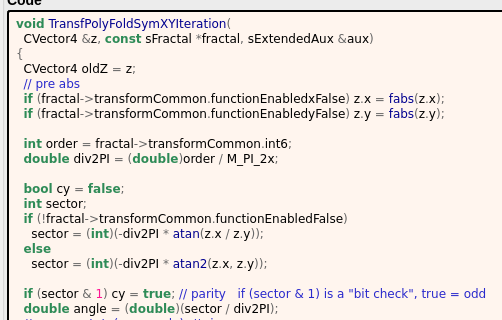
buddhi1980/mandelbulber2, file mandelbulber2/formula/ui/transf_poly_fold_sym_xy.ui: the form before one commit; both pictures show x 0 to 502 and y 426 to 746 of the 871 by 1191 pixel window.
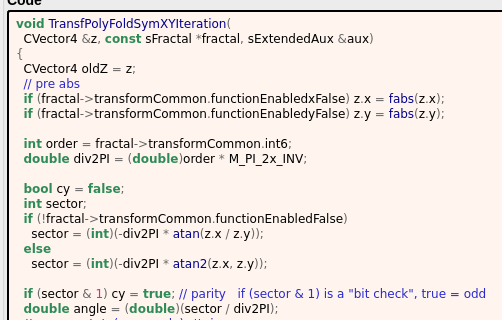
The form after the commit. Custom widgets are drawn as their Qt base class.

Patch:
```diff
--- a/mandelbulber2/formula/ui/transf_poly_fold_sym_xy.ui
+++ b/mandelbulber2/formula/ui/transf_poly_fold_sym_xy.ui
@@ -343,7 +343,7 @@
   &lt;span style=&quot;color:#2e8b57; font-weight:bold&quot;&gt;if&lt;/span&gt; &lt;span style=&quot;color:#676767&quot;&gt;(&lt;/span&gt;fractal&lt;span style=&quot;color:#676767&quot;&gt;-&amp;gt;&lt;/span&gt;transformCommon&lt;span style=&quot;color:#676767&quot;&gt;.&lt;/span&gt;functionEnabledyFalse&lt;span style=&quot;color:#676767&quot;&gt;)&lt;/span&gt; z&lt;span style=&quot;color:#676767&quot;&gt;.&lt;/span&gt;y &lt;span style=&quot;color:#676767&quot;&gt;=&lt;/span&gt; &lt;span style=&quot;color:#00008f&quot;&gt;fabs&lt;/span&gt;&lt;span style=&quot;color:#676767&quot;&gt;(&lt;/span&gt;z&lt;span style=&quot;color:#676767&quot;&gt;.&lt;/span&gt;y&lt;span style=&quot;color:#676767&quot;&gt;);&lt;/span&gt;
 
   &lt;span style=&quot;color:#2e8b57; font-weight:bold&quot;&gt;int&lt;/span&gt; order &lt;span style=&quot;color:#676767&quot;&gt;=&lt;/span&gt; fractal&lt;span style=&quot;color:#676767&quot;&gt;-&amp;gt;&lt;/span&gt;transformCommon&lt;span style=&quot;color:#676767&quot;&gt;.&lt;/span&gt;int6&lt;span style=&quot;color:#676767&quot;&gt;;&lt;/span&gt;
-  &lt;span style=&quot;color:#2e8b57; font-weight:bold&quot;&gt;double&lt;/span&gt; div2PI &lt;span style=&quot;color:#676767&quot;&gt;= (&lt;/span&gt;&lt;span style=&quot;color:#2e8b57; font-weight:bold&quot;&gt;double&lt;/span&gt;&lt;span style=&quot;color:#676767&quot;&gt;)&lt;/span&gt;order &lt;span style=&quot;color:#676767&quot;&gt;/&lt;/span&gt; M_PI_2x&lt;span style=&quot;color:#676767&quot;&gt;;&lt;/span&gt;
+  &lt;span style=&quot;color:#2e8b57; font-weight:bold&quot;&gt;double&lt;/span&gt; div2PI &lt;span style=&quot;color:#676767&quot;&gt;= (&lt;/span&gt;&lt;span style=&quot;color:#2e8b57; font-weight:bold&quot;&gt;double&lt;/span&gt;&lt;span style=&quot;color:#676767&quot;&gt;)&lt;/span&gt;order &lt;span style=&quot;color:#676767&quot;&gt;*&lt;/span&gt; M_PI_2x_INV&lt;span style=&quot;color:#676767&quot;&gt;;&lt;/span&gt;
 
   &lt;span style=&quot;color:#2e8b57; font-weight:bold&quot;&gt;bool&lt;/span&gt; cy &lt;span style=&quot;color:#676767&quot;&gt;=&lt;/span&gt; &lt;span style=&quot;color:#2e8b57; font-weight:bold&quot;&gt;false&lt;/span&gt;&lt;span style=&quot;color:#676767&quot;&gt;;&lt;/span&gt;
   &lt;span style=&quot;color:#2e8b57; font-weight:bold&quot;&gt;int&lt;/span&gt; sector&lt;span style=&quot;color:#676767&quot;&gt;;&lt;/span&gt;
```
